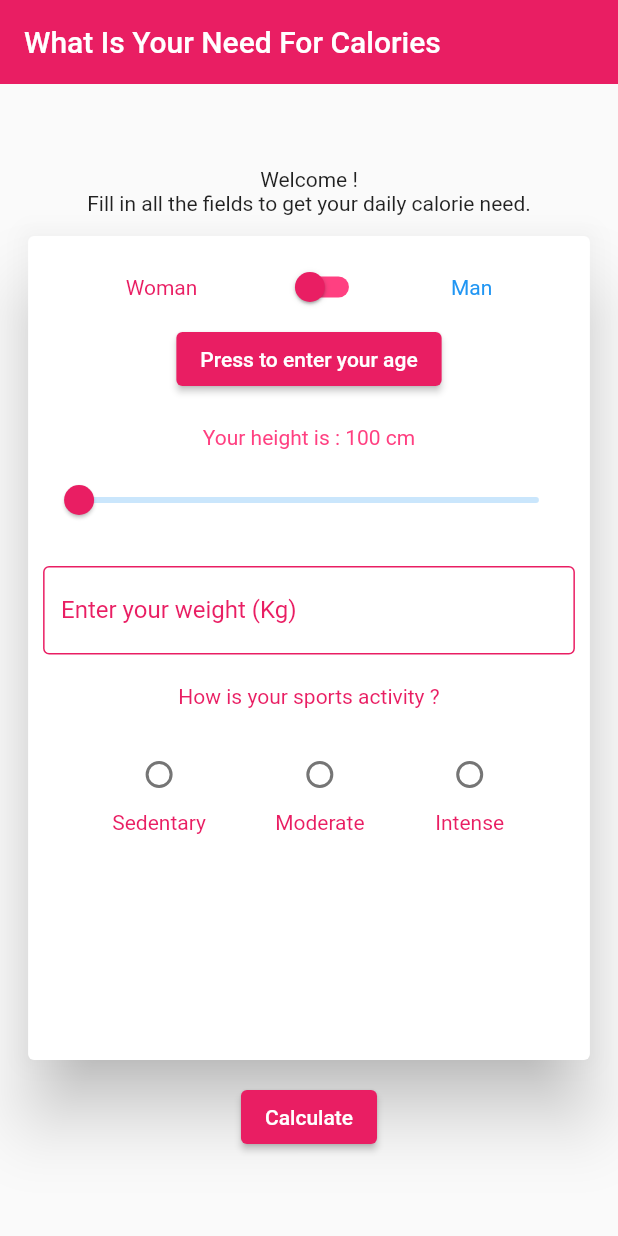
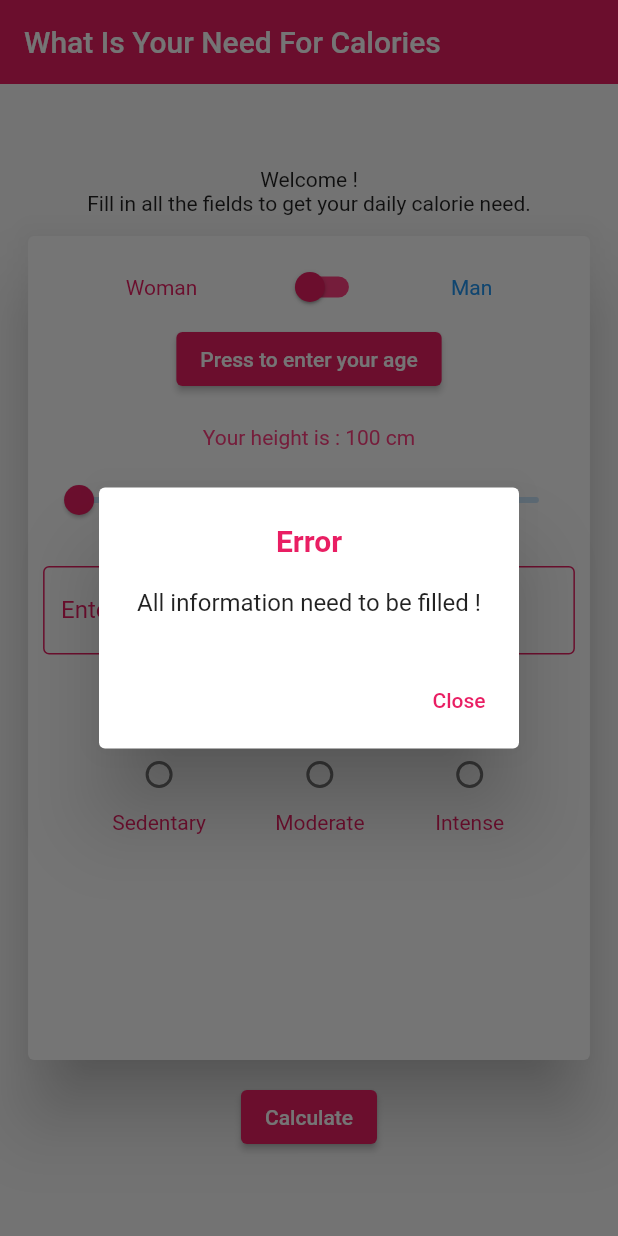
Before and after one commit to Edmond22-prog/calories_app, a Flutter app: the screen it shows after launch, after a tap on "Calculate", on a phone screen of 412 x 824 dp. Run offline on Flutter 3.47's test engine with Material 2 defaults, Android fonts, the phone set to English and light mode, and no system bars.

Commit message:
End of the interface part

```diff
--- a/lib/home.dart
+++ b/lib/home.dart
@@ -12,12 +12,11 @@ class _HomePageState extends State<HomePage> {
   bool mySwitch = false;
   Color womenColor = Colors.pink;
   Color manColor = Colors.blue;
-  List<double> activityRatio = [1.1, 1.3, 1.5];
   int selectedRadio = 3;
 
   double theHeight = 100;
   var theWeight = "";
-  late double theActivity;
+  double theActivity = 0.0;
   int theAge = 0;
 
   Future<void> displayDate() async {
@@ -39,6 +38,68 @@ class _HomePageState extends State<HomePage> {
         theAge = DateTime.now().year - birthday.year;
       });
     }
+  }
+
+  List<Widget> provideRadio() {
+    Map activities = {"Sedentary": 1.1, "Moderate": 1.3, "Intense": 1.5};
+    List<Column> result = [];
+    int counter = 0;
+
+    activities.forEach((key, value) {
+      var column = Column(
+        children: [
+          Radio(
+              value: counter,
+              groupValue: selectedRadio,
+              activeColor: (mySwitch) ? manColor : womenColor,
+              onChanged: (i) {
+                setState(() {
+                  selectedRadio = i as int;
+                  theActivity = value;
+                });
+              }),
+          Text(
+            key,
+            style: TextStyle(color: (mySwitch) ? manColor : womenColor),
+          )
+        ],
+      );
+      result.add(column);
+      counter += 1;
+    });
+    return result;
+  }
+
+  Future<void> alert() async {
+    return showDialog(
+        barrierDismissible: false,
+        context: context,
+        builder: (context) {
+          return AlertDialog(
+            title: Text(
+              "Error",
+              textScaleFactor: 1,
+              textAlign: TextAlign.center,
+              style: TextStyle(
+                  color: (mySwitch) ? manColor : womenColor,
+                  fontWeight: FontWeight.bold),
+            ),
+            content: const Text(
+              "All information need to be filled !",
+              textAlign: TextAlign.center,
+            ),
+            actions: [
+              TextButton(
+                  onPressed: () {
+                    Navigator.pop(context);
+                  },
+                  child: Text(
+                    "Close",
+                    style: TextStyle(color: (mySwitch) ? manColor : womenColor),
+                  ))
+            ],
+          );
+        });
   }
 
   @override
@@ -154,77 +215,23 @@ class _HomePageState extends State<HomePage> {
                     ),
                     const SizedBox(height: 20),
                     Row(
-                        mainAxisAlignment: MainAxisAlignment.spaceEvenly,
-                        children: [
-                          Column(
-                            children: [
-                              Radio(
-                                  value: 0,
-                                  groupValue: selectedRadio,
-                                  activeColor:
-                                      (mySwitch) ? manColor : womenColor,
-                                  onChanged: (i) {
-                                    setState(() {
-                                      selectedRadio = i as int;
-                                      theActivity =
-                                          activityRatio[selectedRadio];
-                                    });
-                                  }),
-                              Text(
-                                "Sedentary",
-                                style: TextStyle(
-                                    color: (mySwitch) ? manColor : womenColor),
-                              )
-                            ],
-                          ),
-                          Column(
-                            children: [
-                              Radio(
-                                  value: 1,
-                                  groupValue: selectedRadio,
-                                  activeColor:
-                                      (mySwitch) ? manColor : womenColor,
-                                  onChanged: (i) {
-                                    setState(() {
-                                      selectedRadio = i as int;
-                                      theActivity =
-                                          activityRatio[selectedRadio];
-                                    });
-                                  }),
-                              Text(
-                                "Moderate",
-                                style: TextStyle(
-                                    color: (mySwitch) ? manColor : womenColor),
-                              )
-                            ],
-                          ),
-                          Column(children: [
-                            Radio(
-                                value: 2,
-                                groupValue: selectedRadio,
-                                activeColor: (mySwitch) ? manColor : womenColor,
-                                onChanged: (i) {
-                                  setState(() {
-                                    selectedRadio = i as int;
-                                    theActivity = activityRatio[selectedRadio];
-                                  });
-                                }),
-                            Text(
-                              "Intense",
-                              style: TextStyle(
-                                  color: (mySwitch) ? manColor : womenColor),
-                            )
-                          ])
-                        ])
+                      mainAxisAlignment: MainAxisAlignment.spaceEvenly,
+                      children: provideRadio(),
+                    )
                   ]),
                 ),
               ),
               const SizedBox(height: 10),
               ElevatedButton(
-                onPressed: () {
-                  print("The Age : $theAge, The Height : $theHeight, "
-                      "The Weight : $theWeight, Activity : $theActivity");
-                },
+                onPressed: (theHeight == 100 ||
+                        theWeight == "" ||
+                        theActivity == 0.0 ||
+                        theAge == 0)
+                    ? alert
+                    : () {
+                        print("The Age : $theAge, The Height : $theHeight, "
+                            "The Weight : $theWeight, Activity : $theActivity");
+                      },
                 style: ElevatedButton.styleFrom(
                   primary: (mySwitch) ? manColor : womenColor,
                 ),
```
Also changed, not shown: lib/operation.dart (added).
